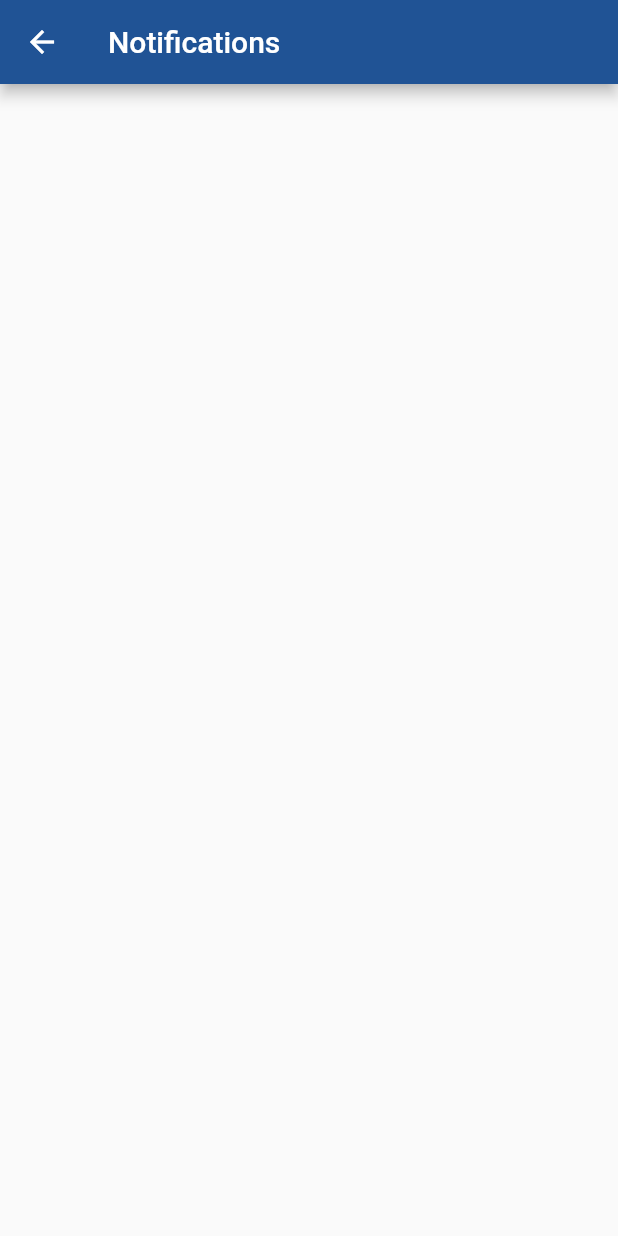
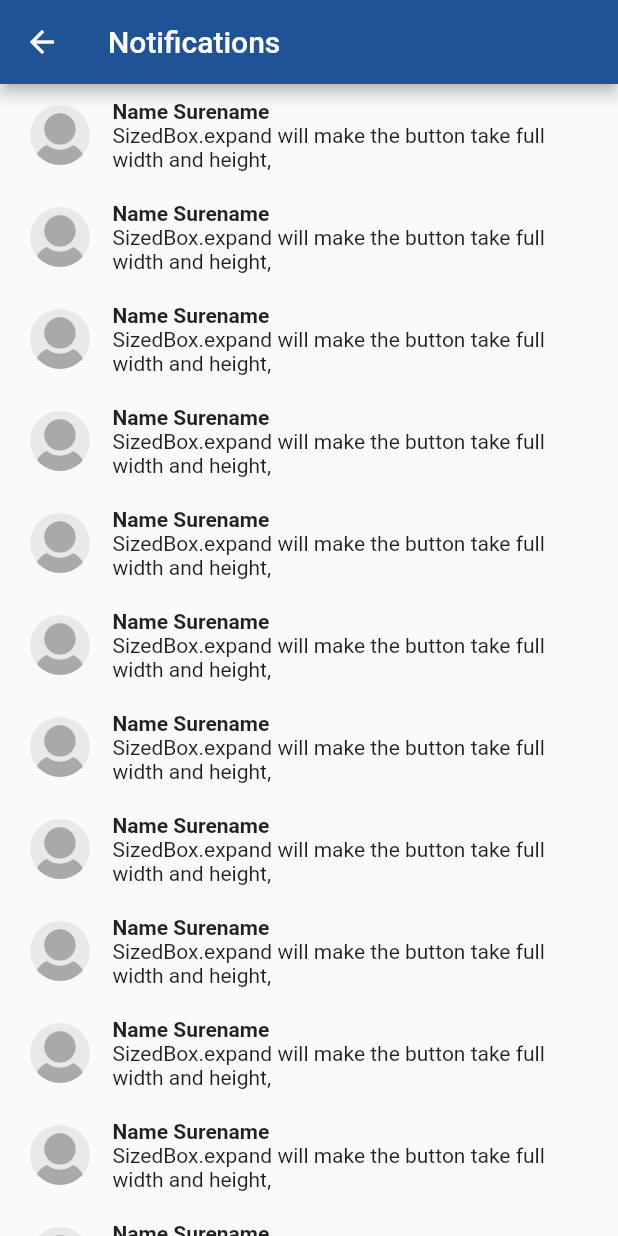
Before and after one commit to homsrieng/ArksorMobileApp, a Flutter app: the NotificationPage screen opened directly, on a phone screen of 412 x 824 dp. Run offline on Flutter 3.47's test engine with Material 2 defaults, Android fonts, the phone set to English and light mode, and no system bars; our stand-ins replace connectivity, flutter_offline, font_awesome_flutter; missing offline and left inert: flutter_cupertino_date_picker, image_picker_modern.

Commit message:
Update with screen post new feeds and screen notification list

```diff
--- a/lib/pages/notification.dart
+++ b/lib/pages/notification.dart
@@ -1,4 +1,6 @@
 import 'package:arksormobileapp/utils/colors.dart';
+import 'package:arksormobileapp/widgets/feed_item.dart';
+import 'package:arksormobileapp/widgets/notification_list_item.dart';
 import 'package:flutter/cupertino.dart';
 import 'package:flutter/material.dart';
 
@@ -11,8 +13,32 @@ class NotificationPage extends StatelessWidget{
         title: Text("Notifications"),
         backgroundColor: ArksorColor.primaryColor,
       ),
-      body: Center(
-
+      body: Column(
+        children: <Widget>[
+          Expanded(child:
+          Align(
+            alignment: FractionalOffset.topCenter,
+            child: (
+                SingleChildScrollView(child:
+                Column(children: <Widget>[
+                  NotificationListItem.notificationItem(context),
+                  NotificationListItem.notificationItem(context),
+                  NotificationListItem.notificationItem(context),
+                  NotificationListItem.notificationItem(context),
+                  NotificationListItem.notificationItem(context),
+                  NotificationListItem.notificationItem(context),
+                  NotificationListItem.notificationItem(context),
+                  NotificationListItem.notificationItem(context),
+                  NotificationListItem.notificationItem(context),
+                  NotificationListItem.notificationItem(context),
+                  NotificationListItem.notificationItem(context),
+                  NotificationListItem.notificationItem(context),
+                ],)
+                )
+            ),
+          )
+          )
+        ],
       ),
     );
   }
--- /dev/null
+++ b/lib/widgets/notification_list_item.dart
@@ -0,0 +1,73 @@
+import 'package:arksormobileapp/utils/font_size.dart';
+import 'package:flutter/cupertino.dart';
+import 'package:flutter/material.dart';
+
+class NotificationListItem {
+  static Widget notificationItem(BuildContext context) {
+    return (
+        Row(
+          children: <Widget>[
+            new Expanded(
+                child:
+                Container(
+                  padding: const EdgeInsets.only(
+                      top: 10,
+                      left: 20,
+                      right: 20,
+                      bottom: 10
+                  ),
+                  child:Column(
+                    children: <Widget>[
+                      Row(
+                          children: [
+                            new Column(
+                              children: <Widget>[
+                                Row(children: <Widget>[
+                                  new Container(
+                                    width: 40.0,
+                                    height: 40.0,
+                                    decoration: new BoxDecoration(
+                                        shape: BoxShape.circle,
+                                        image: new DecorationImage(
+                                            fit: BoxFit.fill,
+                                            image: AssetImage('assets/company/avatar_placeholder.png')
+                                        )
+                                    ),
+                                  ),
+                                  new Container(
+                                    padding: const EdgeInsets.only(
+                                        top: 5,
+                                        left: 5,
+                                        right: 5,
+                                        bottom: 5
+                                    ),
+                                    margin: const EdgeInsets.only(
+                                        left: 5
+                                    ),
+                                  )
+                                ],)
+                              ],
+                            ),
+                            Column(children: <Widget>[
+                              Row(children: <Widget>[
+                                Container(
+                                  width: 300,
+                                  child: Text("Name Surename",style: TextStyle(fontWeight: FontWeight.bold),),
+                                )
+                              ],),
+                              Row(children: <Widget>[
+                                Container(
+                                  width: 300,
+                                  child: Text("SizedBox.expand will make the button take full width and height,"),
+                                )
+                              ],)
+                            ],)
+                          ]
+                      )
+                    ],),
+                )
+            )
+          ],)
+    );
+  }
+}
```
Also changed, not shown: lib/pages/feed_new_post.dart (+50 -1 lines), assets/company/feed_logo.png (deleted).
